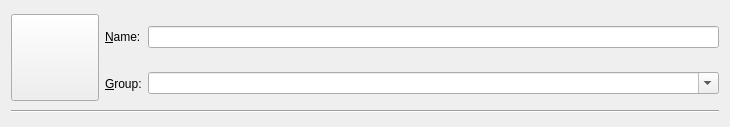
Old version of the form launcher/ui/dialogs/NewInstanceDialog.ui in the repository Project-Tick/MeshMC.
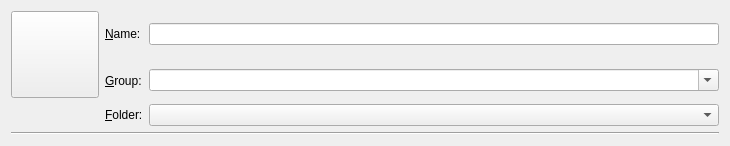
New version of the form. Icons and pictures are not drawn.

Commit message: Multiple instance folder support has been added.

Patch:
```diff
--- a/launcher/ui/dialogs/NewInstanceDialog.ui
+++ b/launcher/ui/dialogs/NewInstanceDialog.ui
@@ -43,6 +43,19 @@
        </property>
       </widget>
      </item>
+     <item row="2" column="1">
+      <widget class="QLabel" name="instDirLabel">
+       <property name="text">
+        <string>&amp;Folder:</string>
+       </property>
+       <property name="buddy">
+        <cstring>instDirBox</cstring>
+       </property>
+      </widget>
+     </item>
+     <item row="2" column="2">
+      <widget class="QComboBox" name="instDirBox"/>
+     </item>
      <item row="0" column="2">
       <widget class="QLineEdit" name="instNameTextBox"/>
      </item>
```
The commit also changes 10 other files.
